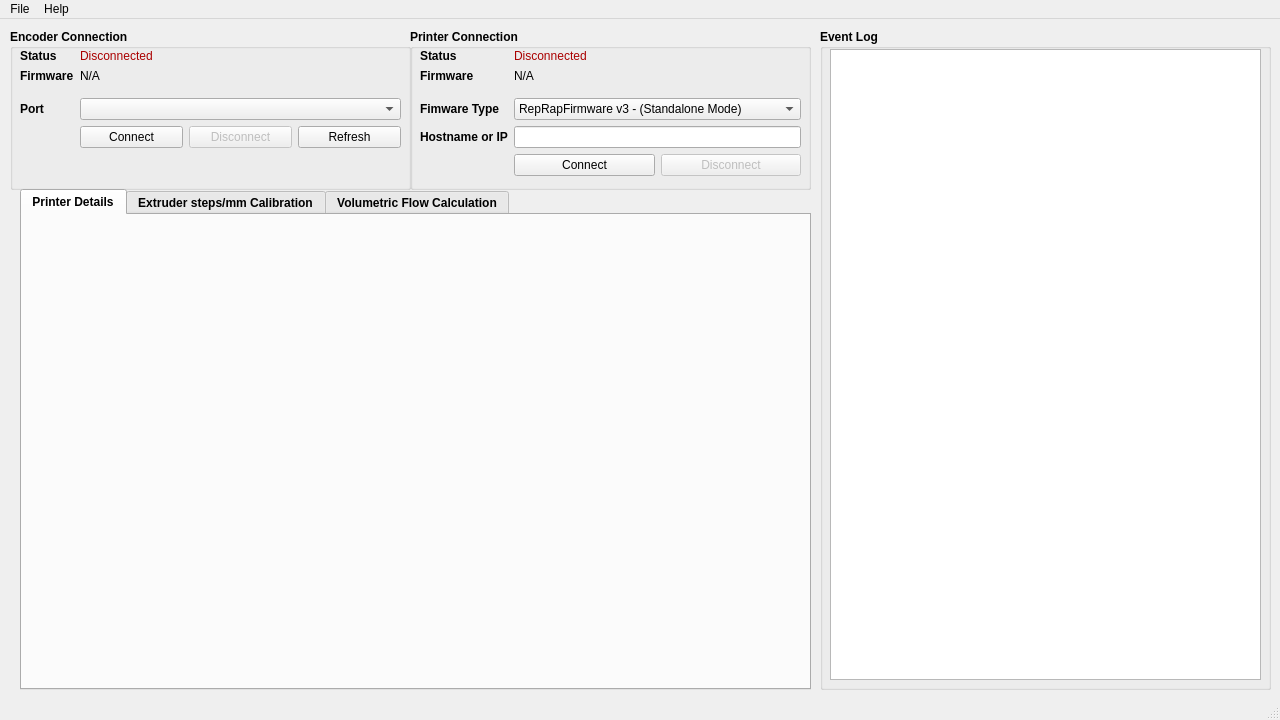
Old version of the form nxencoder/resources/ui_mainwindow.ui in the repository nexx/nxencoder-util.
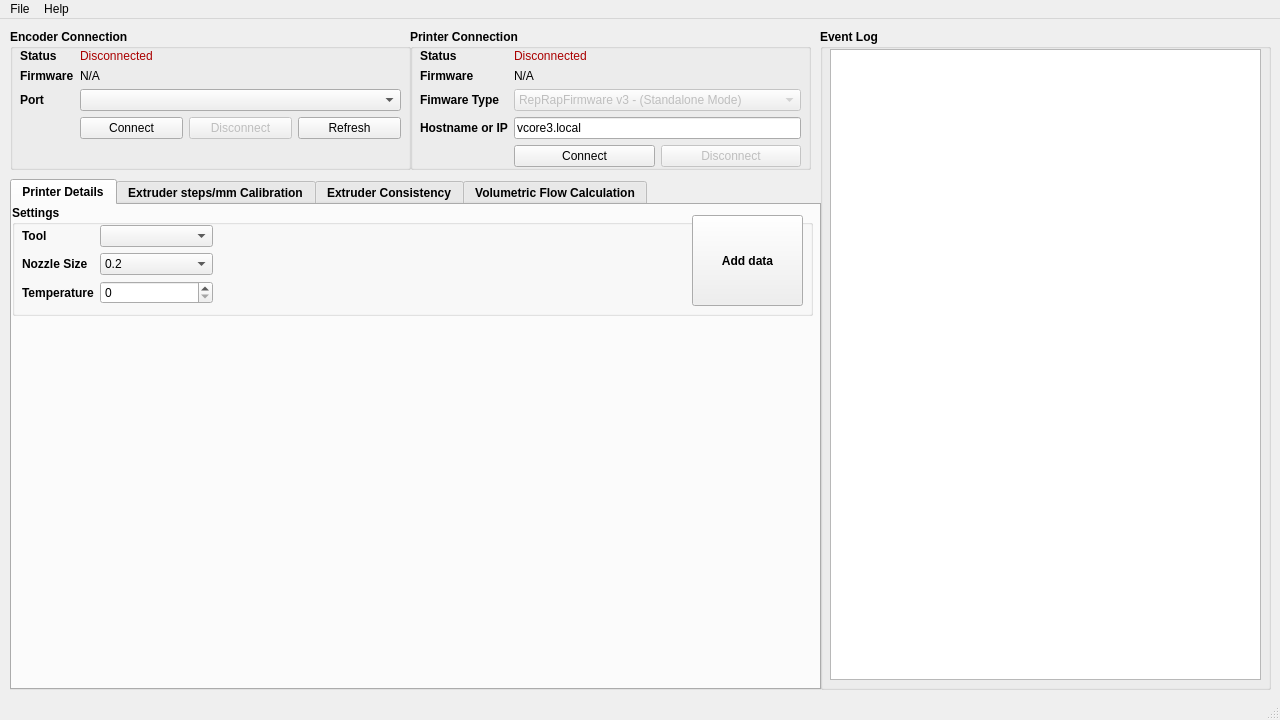
New version of the form. Custom widgets are drawn as their Qt base class.

Commit message: Update the GUI and precompile it

```diff
--- a/nxencoder/resources/ui_mainwindow.ui
+++ b/nxencoder/resources/ui_mainwindow.ui
@@ -32,21 +32,9 @@
       <x>10</x>
       <y>10</y>
       <width>401</width>
-      <height>161</height>
+      <height>141</height>
      </rect>
     </property>
-    <property name="minimumSize">
-     <size>
-      <width>401</width>
-      <height>161</height>
-     </size>
-    </property>
-    <property name="maximumSize">
-     <size>
-      <width>401</width>
-      <height>161</height>
-     </size>
-    </property>
     <property name="font">
      <font>
       <weight>75</weight>
@@ -62,7 +50,7 @@
        <x>10</x>
        <y>20</y>
        <width>381</width>
-       <height>131</height>
+       <height>121</height>
       </rect>
      </property>
      <layout class="QFormLayout" name="layout_encoder">
@@ -125,14 +113,7 @@
        </widget>
       </item>
       <item row="2" column="0">
-       <widget class="Line" name="line">
-        <property name="orientation">
-         <enum>Qt::Horizontal</enum>
-        </property>
-       </widget>
-      </item>
-      <item row="3" column="0">
-       <widget class="QLabel" name="label_encoder_port">
+       <widget class="QLabel" name="lbl_encoder_port_static">
         <property name="font">
          <font>
           <weight>75</weight>
@@ -144,8 +125,8 @@
         </property>
        </widget>
       </item>
-      <item row="3" column="1">
-       <widget class="QComboBox" name="combobox_encoder_port">
+      <item row="2" column="1">
+       <widget class="QComboBox" name="cbx_encoder_port">
         <property name="font">
          <font>
           <weight>50</weight>
@@ -154,7 +135,7 @@
         </property>
        </widget>
       </item>
-      <item row="4" column="1">
+      <item row="3" column="1">
        <layout class="QHBoxLayout" name="layout_encoder_buttons">
         <property name="bottomMargin">
          <number>0</number>
@@ -221,21 +202,9 @@
       <x>410</x>
       <y>10</y>
       <width>401</width>
-      <height>161</height>
+      <height>141</height>
      </rect>
     </property>
-    <property name="minimumSize">
-     <size>
-      <width>401</width>
-      <height>161</height>
-     </size>
-    </property>
-    <property name="maximumSize">
-     <size>
-      <width>401</width>
-      <height>161</height>
-     </size>
-    </property>
     <property name="font">
      <font>
       <weight>75</weight>
@@ -251,7 +220,7 @@
        <x>10</x>
        <y>20</y>
        <width>381</width>
-       <height>131</height>
+       <height>121</height>
       </rect>
      </property>
      <layout class="QFormLayout" name="layout_printer">
@@ -314,14 +283,7 @@
        </widget>
       </item>
       <item row="2" column="0">
-       <widget class="Line" name="line_2">
-        <property name="orientation">
-         <enum>Qt::Horizontal</enum>
-        </property>
-       </widget>
-      </item>
-      <item row="3" column="0">
-       <widget class="QLabel" name="label_printer_firmwaretype">
+       <widget class="QLabel" name="lbl_printer_fwtype_static">
         <property name="font">
          <font>
           <weight>75</weight>
@@ -333,8 +295,11 @@
         </property>
        </widget>
       </item>
-      <item row="3" column="1">
-       <widget class="QComboBox" name="combobox_printer_firmwaretype">
+      <item row="2" column="1">
+       <widget class="QComboBox" name="cbx_printer_fwtype">
+        <property name="enabled">
+         <bool>false</bool>
+        </property>
         <property name="font">
          <font>
           <weight>50</weight>
@@ -373,8 +338,8 @@
         </item>
        </widget>
       </item>
-      <item row="4" column="0">
-       <widget class="QLabel" name="label_printer_hostname">
+      <item row="3" column="0">
+       <widget class="QLabel" name="lbl_printer_hostname_static">
         <property name="font">
          <font>
           <weight>75</weight>
@@ -386,8 +351,8 @@
         </property>
        </widget>
       </item>
-      <item row="4" column="1">
-       <widget class="QLineEdit" name="lineedit_printer_hostname_data">
+      <item row="3" column="1">
+       <widget class="QLineEdit" name="txt_printer_hostname">
         <property name="font">
          <font>
           <weight>50</weight>
@@ -395,11 +360,11 @@
          </font>
         </property>
         <property name="text">
-         <string/>
+         <string>vcore3.local</string>
         </property>
        </widget>
       </item>
-      <item row="5" column="1">
+      <item row="4" column="1">
        <layout class="QHBoxLayout" name="layout_printer_buttons">
         <property name="bottomMargin">
          <number>0</number>
@@ -485,10 +450,10 @@
    <widget class="QTabWidget" name="tabWidget">
     <property name="geometry">
      <rect>
-      <x>20</x>
-      <y>170</y>
-      <width>791</width>
-      <height>501</height>
+      <x>10</x>
+      <y>160</y>
+      <width>811</width>
+      <height>511</height>
      </rect>
     </property>
     <property name="font">
@@ -504,12 +469,180 @@
      <attribute name="title">
       <string>Printer Details</string>
      </attribute>
+     <widget class="QGroupBox" name="groupbox_settings">
+      <property name="geometry">
+       <rect>
+        <x>0</x>
+        <y>0</y>
+        <width>801</width>
+        <height>111</height>
+       </rect>
+      </property>
+      <property name="font">
+       <font>
+        <weight>75</weight>
+        <bold>true</bold>
+       </font>
+      </property>
+      <property name="title">
+       <string>Settings</string>
+      </property>
+      <widget class="QWidget" name="formLayoutWidget_3">
+       <property name="geometry">
+        <rect>
+         <x>10</x>
+         <y>20</y>
+         <width>191</width>
+         <height>86</height>
+        </rect>
+       </property>
+       <layout class="QFormLayout" name="layout_vcal_options">
+        <item row="0" column="0">
+         <widget class="QLabel" name="label_vcal_tool">
+          <property name="text">
+           <string>Tool</string>
+          </property>
+         </widget>
+        </item>
+        <item row="0" column="1">
+         <widget class="QComboBox" name="settings_tool">
+          <property name="font">
+           <font>
+            <weight>50</weight>
+            <bold>false</bold>
+           </font>
+          </property>
+         </widget>
+        </item>
+        <item row="1" column="0">
+         <widget class="QLabel" name="label_vcal_nozzlesize">
+          <property name="text">
+           <string>Nozzle Size</string>
+          </property>
+         </widget>
+        </item>
+        <item row="2" column="0">
+         <widget class="QLabel" name="label_vcal_temperature">
+          <property name="text">
+           <string>Temperature</string>
+          </property>
+         </widget>
+        </item>
+        <item row="1" column="1">
+         <widget class="QComboBox" name="settings_nozzle">
+          <property name="font">
+           <font>
+            <weight>50</weight>
+            <bold>false</bold>
+           </font>
+          </property>
+          <property name="currentText">
+           <string>0.2</string>
+          </property>
+          <item>
+           <property name="text">
+            <string>0.2</string>
+           </property>
+          </item>
+          <item>
+           <property name="text">
+            <string>0.3</string>
+           </property>
+          </item>
+          <item>
+           <property name="text">
+            <string>0.4</string>
+           </property>
+          </item>
+          <item>
+           <property name="text">
+            <string>0.5</string>
+           </property>
+          </item>
+          <item>
+           <property name="text">
+            <string>0.6</string>
+           </property>
+          </item>
+          <item>
+           <property name="text">
+            <string>0.7</string>
+           </property>
+          </item>
+          <item>
+           <property name="text">
+            <string>0.8</string>
+           </property>
+          </item>
+          <item>
+           <property name="text">
+            <string>0.9</string>
+           </property>
+          </item>
+          <item>
+           <property name="text">
+            <string>1.0</string>
+           </property>
+          </item>
+          <item>
+           <property name="text">
+            <string>1.1</string>
+           </property>
+          </item>
+          <item>
+           <property name="text">
+            <string>1.2</string>
+           </property>
+          </item>
+          <item>
+           <property name="text">
+            <string>1.3</string>
+           </property>
+          </item>
+          <item>
+           <property name="text">
+            <string>1.4</string>
+           </property>
+          </item>
+         </widget>
+        </item>
+        <item row="2" column="1">
+         <widget class="QSpinBox" name="settings_temp">
+          <property name="font">
+           <font>
+            <weight>50</weight>
+            <bold>false</bold>
+           </font>
+          </property>
+         </widget>
+        </item>
+       </layout>
+      </widget>
+      <widget class="QPushButton" name="pushButton">
+       <property name="geometry">
+        <rect>
+         <x>680</x>
+         <y>10</y>
+         <width>111</width>
+         <height>91</height>
+        </rect>
+       </property>
+       <property name="text">
+        <string>Add data</string>
+       </property>
+      </widget>
+     </widget>
     </widget>
     <widget class="QWidget" name="tab_2">
      <attribute name="title">
       <string>Extruder steps/mm Calibration</string>
      </attribute>
     </widget>
+    <widget class="QWidget" name="tab_4">
+     <attribute name="title">
+      <string>Extruder Consistency</string>
+     </attribute>
+    </widget>
     <widget class="QWidget" name="tab_3">
      <attribute name="title">
       <string>Volumetric Flow Calculation</string>
@@ -553,6 +686,13 @@
    </property>
   </action>
  </widget>
+ <customwidgets>
+  <customwidget>
+   <class>QChartView</class>
+   <extends>QGraphicsView</extends>
+   <header>PyQt5.QtChart</header>
+  </customwidget>
+ </customwidgets>
  <resources/>
  <connections/>
 </ui>
```
Left out of the diff: 68 changed lines with no effect on the pictures. The commit also changes 1 other file.
